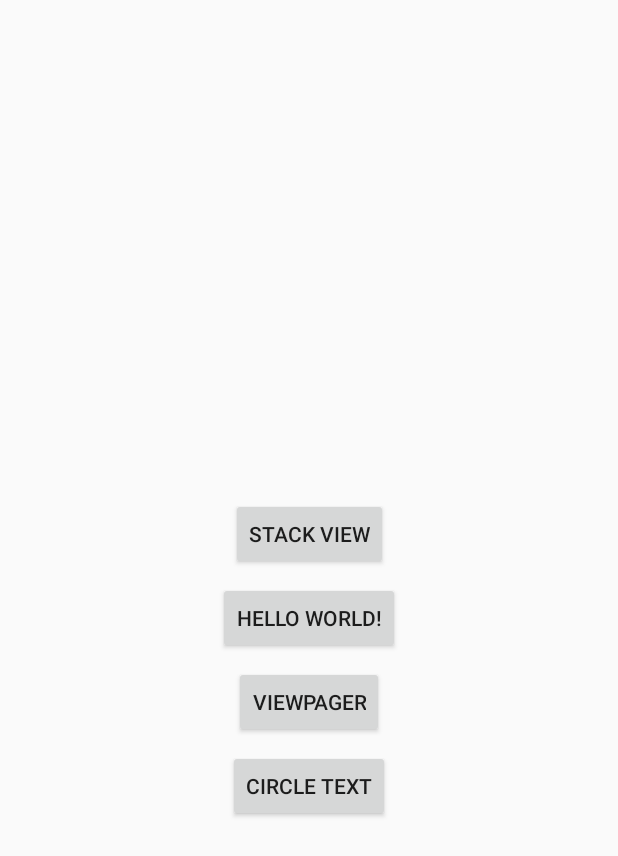
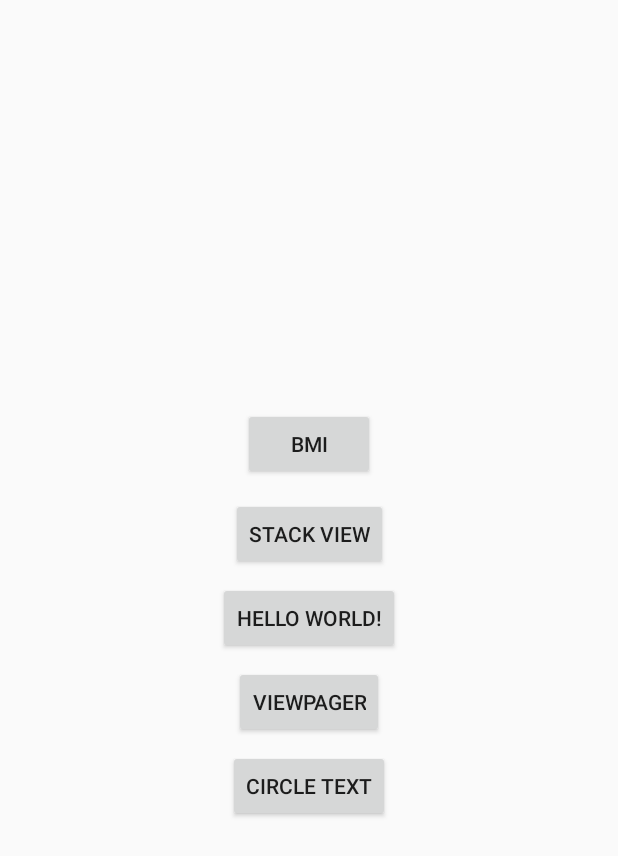
Before and after one commit to wwwlxmgithub/Wallpaper, an Android app: the layout activity_main.xml on its own in the app's theme, with its tools: preview values and no code run, on a phone screen of 412 x 824 dp. Shown: the top 856 px of the screen. Run offline under Robolectric (Android 15) with nearby library versions, the light colour scheme and no system bars.

Commit message:
大致改好了12

```diff
--- a/app/build.gradle
+++ b/app/build.gradle
@@ -16,10 +16,11 @@ android {
             proguardFiles getDefaultProguardFile('proguard-android.txt'), 'proguard-rules.pro'
         }
     }
+    buildToolsVersion '27.0.3'
 }
 
 dependencies {
-    implementation fileTree(dir: 'libs', include: ['*.jar'])
+    implementation fileTree(include: ['*.jar'], dir: 'libs')
     implementation 'com.android.support:appcompat-v7:26.1.0'
     implementation 'com.android.support.constraint:constraint-layout:1.1.3'
     testImplementation 'junit:junit:4.12'
--- a/app/src/main/AndroidManifest.xml
+++ b/app/src/main/AndroidManifest.xml
@@ -44,6 +44,7 @@
         <activity android:name=".CircleTextActivity" />
         <activity android:name=".StackViewActivity" />
         <activity android:name=".TestActivity" />
+        <activity android:name=".BMIActivity"></activity>
     </application>
 
 </manifest>
--- a/app/src/main/res/layout/activity_main.xml
+++ b/app/src/main/res/layout/activity_main.xml
@@ -53,4 +53,16 @@
         app:layout_constraintEnd_toEndOf="parent"
         app:layout_constraintStart_toStartOf="parent" />
 
+    <Button
+        android:id="@+id/bmiButton"
+        android:layout_width="wrap_content"
+        android:layout_height="wrap_content"
+        android:layout_marginBottom="12dp"
+        android:layout_marginEnd="8dp"
+        android:layout_marginStart="8dp"
+        android:text="BMI"
+        app:layout_constraintBottom_toTopOf="@+id/stackViewButton"
+        app:layout_constraintEnd_toEndOf="parent"
+        app:layout_constraintStart_toStartOf="parent" />
+
 </android.support.constraint.ConstraintLayout>
--- a/app/src/main/res/values/colors.xml
+++ b/app/src/main/res/values/colors.xml
@@ -3,7 +3,7 @@
     <color name="colorPrimary">#7f6373c7</color>
     <color name="colorPrimaryDark">#7f4b65ff</color>
     <color name="colorAccent">#7fff73a2</color>
-    <color name="yellow">#f6ae03</color>
-    <color name="green">#1f9c0d</color>
-    <color name="gray">#eaeaea</color>
+    <color name="yellow">#fff6ae03</color>
+    <color name="green">#ff1f9c0d</color>
+    <color name="gray">#ffeaeaea</color>
 </resources>
```
Also changed, not shown: app/src/main/res/layout/activity_bmi.xml (added, +37 -0 lines).
